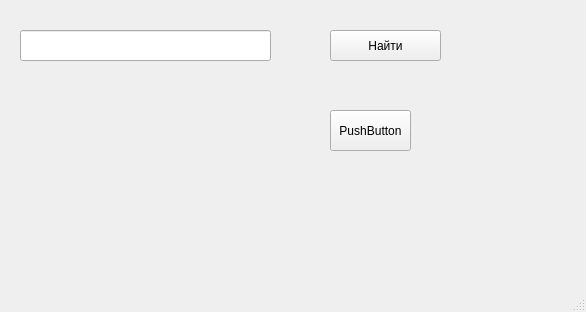
YHelper1/FileShare, file search_ui.ui: the form before one commit.
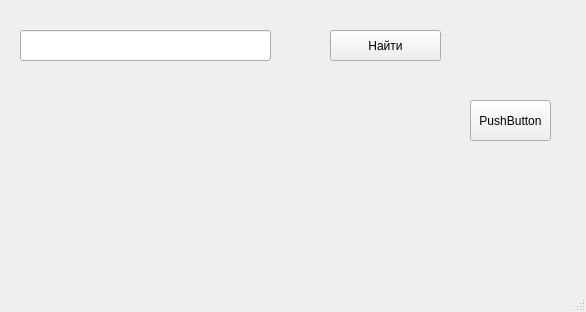
The form after the commit.

Commit message: доработан до конца

The edit to the form file:
```diff
--- a/search_ui.ui
+++ b/search_ui.ui
@@ -40,8 +40,8 @@
    <widget class="QPushButton" name="download_btn">
     <property name="geometry">
      <rect>
-      <x>330</x>
-      <y>110</y>
+      <x>470</x>
+      <y>100</y>
       <width>81</width>
       <height>41</height>
      </rect>
@@ -55,7 +55,7 @@
      <rect>
       <x>20</x>
       <y>110</y>
-      <width>291</width>
+      <width>431</width>
       <height>41</height>
      </rect>
     </property>
```
Left out of the diff: 2 changed lines with no effect on the pictures. The commit also changes 2 other files.
